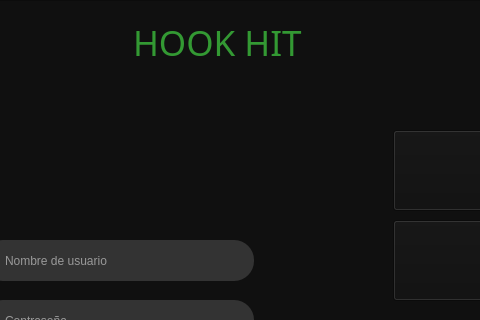
Qt form sesion.ui (javierjose1224/Proyecto_final) before a commit; both pictures show x 137 to 617 and y 0 to 320 of the 751 by 451 pixel window.
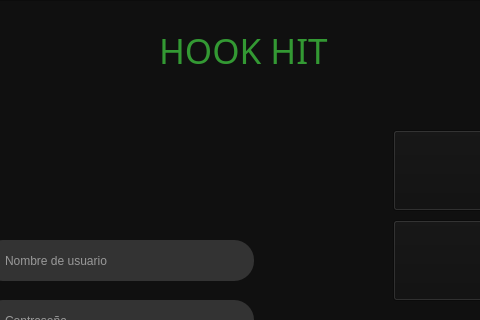
The same form after that commit. Icons and pictures are not drawn.

The edit to the form file:
```diff
--- a/sesion.ui
+++ b/sesion.ui
@@ -35,8 +35,8 @@
     <widget class="QLabel" name="label_4">
      <property name="geometry">
       <rect>
-       <x>224</x>
-       <y>22</y>
+       <x>250</x>
+       <y>30</y>
        <width>281</width>
        <height>41</height>
       </rect>
```
